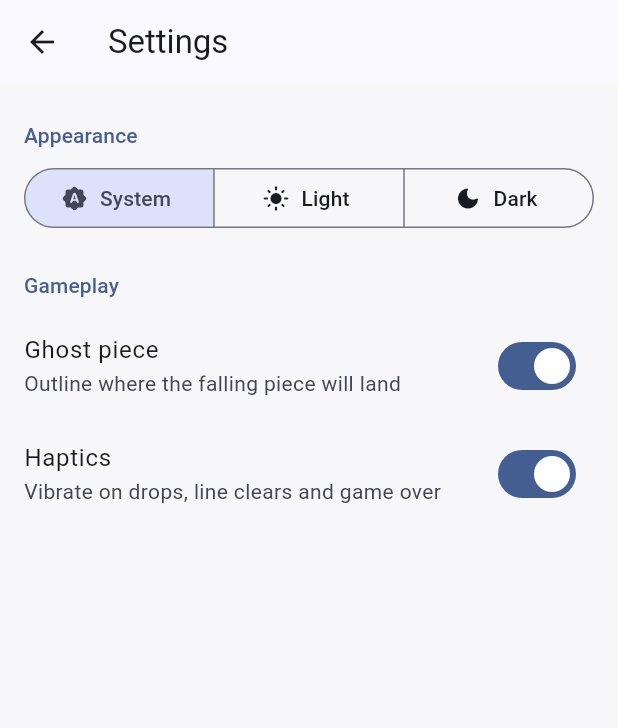
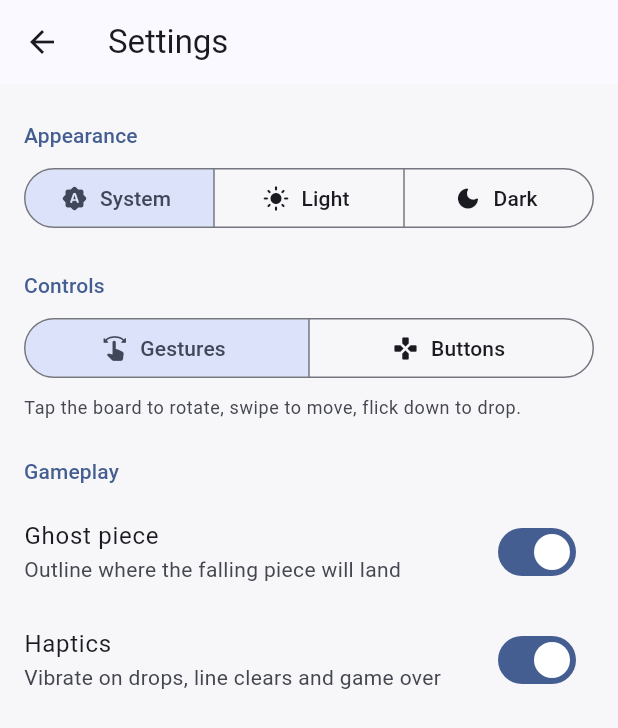
Before and after one commit to shelton15/tetris, a Flutter app: the screen it shows after launch, after a tap on the "settings" icon, on a phone screen of 412 x 824 dp. Shown: the top 728 px of the screen. Run offline on Flutter 3.47's test engine with Material 3 defaults, Android fonts, the phone set to English and light mode, and no system bars; our stand-ins replace cupertino_ui, material_ui, shared_preferences.

Commit message:
added option between controls or gestures for users

```diff
--- a/lib/game/model/piece.dart
+++ b/lib/game/model/piece.dart
@@ -33,9 +33,7 @@ enum PieceType {
     final states = <List<Cell>>[List.unmodifiable(type._spawnCells)];
     for (var r = 1; r < 4; r++) {
       final n = type.boxSize;
-      states.add(List.unmodifiable([
-        for (final c in states.last) (row: c.col, col: n - 1 - c.row),
-      ]));
+      states.add(List.unmodifiable([for (final c in states.last) (row: c.col, col: n - 1 - c.row)]));
     }
     return List.unmodifiable(states);
   }
@@ -55,12 +53,10 @@ class ActivePiece {
   final int rotation;
 
   /// Absolute board cells this piece covers.
-  Iterable<Cell> get cells =>
-      type.cells(rotation).map((c) => (row: row + c.row, col: col + c.col));
+  Iterable<Cell> get cells => type.cells(rotation).map((c) => (row: row + c.row, col: col + c.col));
 
   ActivePiece moved({int dRow = 0, int dCol = 0}) =>
       ActivePiece(type, row: row + dRow, col: col + dCol, rotation: rotation);
 
-  ActivePiece rotated() =>
-      ActivePiece(type, row: row, col: col, rotation: (rotation + 1) % 4);
+  ActivePiece rotated() => ActivePiece(type, row: row, col: col, rotation: (rotation + 1) % 4);
 }
--- a/lib/game/view/board_painter.dart
+++ b/lib/game/view/board_painter.dart
@@ -141,7 +141,8 @@ class BoardPainter extends CustomPainter {
 
   @override
   bool shouldRepaint(BoardPainter old) =>
-      !identical(old.state, state) || old.colors != colors ||
+      !identical(old.state, state) ||
+      old.colors != colors ||
       old.flashRows != flashRows ||
       old.showGhost != showGhost;
 }
--- a/lib/game/view/game_screen.dart
+++ b/lib/game/view/game_screen.dart
@@ -9,6 +9,7 @@ import '../view_model/settings_view_model.dart';
 import '../model/game.dart';
 import '../view_model/game_view_model.dart';
 import 'board_painter.dart';
+import 'control_pad.dart';
 import 'touch_controls.dart';
 
 /// The play screen: score bar, board, touch and keyboard input, the pause
@@ -25,11 +26,9 @@ class GameScreen extends StatefulWidget {
   State<GameScreen> createState() => _GameScreenState();
 }
 
-class _GameScreenState extends State<GameScreen>
-    with SingleTickerProviderStateMixin {
+class _GameScreenState extends State<GameScreen> with SingleTickerProviderStateMixin {
   late final GameViewModel _vm =
-      widget.viewModel ??
-      GameViewModel(hapticsEnabled: () => widget.settings.haptics);
+      widget.viewModel ?? GameViewModel(hapticsEnabled: () => widget.settings.haptics);
   late final AnimationController _flash = AnimationController(
     vsync: this,
     duration: const Duration(milliseconds: 280),
@@ -86,8 +85,7 @@ class _GameScreenState extends State<GameScreen>
       LogicalKeyboardKey.keyX when first => _vm.rotate,
       LogicalKeyboardKey.space when first => over ? _vm.restart : _vm.hardDrop,
       LogicalKeyboardKey.enter when first && over => _vm.restart,
-      LogicalKeyboardKey.keyP ||
-      LogicalKeyboardKey.escape when first => _vm.pause,
+      LogicalKeyboardKey.keyP || LogicalKeyboardKey.escape when first => _vm.pause,
       _ => null,
     };
     if (action == null) return KeyEventResult.ignored;
@@ -97,9 +95,7 @@ class _GameScreenState extends State<GameScreen>
 
   Future<void> _showPauseSheet() async {
     _sheetOpen = true;
-    final restart = await (_isApple
-        ? _showCupertinoPauseSheet()
-        : _showMaterialPauseSheet());
+    final restart = await (_isApple ? _showCupertinoPauseSheet() : _showMaterialPauseSheet());
     _sheetOpen = false;
     if (!mounted) return;
     restart == true ? _vm.restart() : _vm.resume();
@@ -112,11 +108,8 @@ class _GameScreenState extends State<GameScreen>
     final wasPlaying = _vm.state.status == GameStatus.playing;
     _sheetOpen = true;
     _vm.pause();
-    await Navigator.of(context).push(
-      MaterialPageRoute<void>(
-        builder: (_) => SettingsScreen(settings: widget.settings),
-      ),
-    );
+    await Navigator.of(context)
+        .push(MaterialPageRoute<void>(builder: (_) => SettingsScreen(settings: widget.settings)));
     _sheetOpen = false;
     if (!mounted) return;
     if (wasPlaying && _vm.state.status == GameStatus.paused) {
@@ -132,9 +125,7 @@ class _GameScreenState extends State<GameScreen>
       context: context,
       builder: (ctx) => CupertinoActionSheet(
         title: const Text('Paused'),
-        message: Text(
-          '${formatScore(s.score)} points · Best ${formatScore(_vm.highScore)}',
-        ),
+        message: Text('${formatScore(s.score)} points · Best ${formatScore(_vm.highScore)}'),
         actions: [
           CupertinoActionSheetAction(
             isDestructiveAction: true,
@@ -169,21 +160,14 @@ class _GameScreenState extends State<GameScreen>
                 const SizedBox(height: 4),
                 Text(
                   '${formatScore(s.score)} points · Best ${formatScore(_vm.highScore)}',
-                  style: theme.textTheme.bodyMedium?.copyWith(
-                    color: theme.colorScheme.onSurfaceVariant,
-                  ),
+                  style: theme.textTheme.bodyMedium?.copyWith(color: theme.colorScheme.onSurfaceVariant),
                 ),
                 const SizedBox(height: 24),
-                FilledButton(
-                  onPressed: () => Navigator.pop(ctx, false),
-                  child: const Text('Resume'),
-                ),
+                FilledButton(onPressed: () => Navigator.pop(ctx, false), child: const Text('Resume')),
                 // Restart sits apart from Resume so it is never hit by accident.
                 const SizedBox(height: 32),
                 TextButton(
-                  style: TextButton.styleFrom(
-                    foregroundColor: theme.colorScheme.error,
-                  ),
+                  style: TextButton.styleFrom(foregroundColor: theme.colorScheme.error),
                   onPressed: () => Navigator.pop(ctx, true),
                   child: const Text('Restart game'),
                 ),
@@ -208,6 +192,7 @@ class _GameScreenState extends State<GameScreen>
             listenable: Listenable.merge([_vm, widget.settings]),
             builder: (context, _) {
               final state = _vm.state;
+              final buttons = widget.settings.controls == ControlScheme.buttons;
               return Column(
                 children: [
                   Padding(
@@ -229,6 +214,7 @@ class _GameScreenState extends State<GameScreen>
                             )
                             .floorToDouble();
                         return TouchControls(
+                          enabled: !buttons,
                           viewModel: _vm,
                           cellSize: cell,
                           child: Center(
@@ -240,7 +226,9 @@ class _GameScreenState extends State<GameScreen>
                                 children: [
                                   Semantics(
                                     label: 'Board',
-                                    hint: 'Tap to rotate. Swipe sideways to move. Swipe down to drop.',
+                                    hint: buttons
+                                        ? null
+                                        : 'Tap to rotate. Swipe sideways to move. Swipe down to drop.',
                                     child: CustomPaint(
                                       painter: BoardPainter(
                                         state: state,
@@ -252,8 +240,7 @@ class _GameScreenState extends State<GameScreen>
                                     ),
                                   ),
                                   AnimatedSwitcher(
-                                    duration:
-                                        MediaQuery.disableAnimationsOf(context)
+                                    duration: MediaQuery.disableAnimationsOf(context)
                                         ? Duration.zero
                                         : const Duration(milliseconds: 220),
                                     child: state.status == GameStatus.over
@@ -274,6 +261,7 @@ class _GameScreenState extends State<GameScreen>
                       },
                     ),
                   ),
+                  if (buttons) ControlPad(viewModel: _vm, isApple: _isApple),
                 ],
               );
             },
@@ -285,15 +273,12 @@ class _GameScreenState extends State<GameScreen>
 }
 
 /// 12480 → "12,480".
-String formatScore(int value) => value.toString().replaceAllMapped(
-  RegExp(r'\B(?=(\d{3})+(?!\d))'),
-  (_) => ',',
-);
+String formatScore(int value) =>
+    value.toString().replaceAllMapped(RegExp(r'\B(?=(\d{3})+(?!\d))'), (_) => ',');
 
 const _tabular = [FontFeature.tabularFigures()];
 
-String _progressLine(GameState s) =>
-    'Level ${s.level} · ${s.lines} ${s.lines == 1 ? 'line' : 'lines'}';
+String _progressLine(GameState s) => 'Level ${s.level} · ${s.lines} ${s.lines == 1 ? 'line' : 'lines'}';
 
 class _ScoreBar extends StatelessWidget {
   const _ScoreBar({
@@ -341,20 +326,14 @@ class _ScoreBar extends StatelessWidget {
         ),
         Semantics(
           label: 'Next piece',
-          child: SizedBox(
-            width: 56,
-            height: 28,
-            child: CustomPaint(painter: NextPiecePainter(state.next)),
-          ),
+          child: SizedBox(width: 56, height: 28, child: CustomPaint(painter: NextPiecePainter(state.next))),
         ),
         const SizedBox(width: 4),
         IconButton(
           tooltip: 'Settings',
           iconSize: 26,
           onPressed: onSettings,
-          icon: Icon(
-            isApple ? CupertinoIcons.gear_alt_fill : Icons.settings_rounded,
-          ),
+          icon: Icon(isApple ? CupertinoIcons.gear_alt_fill : Icons.settings_rounded),
         ),
         IconButton(
           tooltip: 'Pause',
@@ -386,10 +365,7 @@ class _GameOver extends StatelessWidget {
   Widget build(BuildContext context) {
     final theme = Theme.of(context);
     final button = isApple
-        ? CupertinoButton.filled(
-            onPressed: onRestart,
-            child: const Text('Play Again'),
-          )
+        ? CupertinoButton.filled(onPressed: onRestart, child: const Text('Play Again'))
         : FilledButton(onPressed: onRestart, child: const Text('Play again'));
     return DecoratedBox(
       decoration: BoxDecoration(
@@ -400,12 +376,7 @@ class _GameOver extends StatelessWidget {
         child: Column(
           mainAxisSize: MainAxisSize.min,
           children: [
-            Text(
-              'Game over',
-              style: theme.textTheme.titleLarge?.copyWith(
-                fontWeight: FontWeight.w600,
-              ),
-            ),
+            Text('Game over', style: theme.textTheme.titleLarge?.copyWith(fontWeight: FontWeight.w600)),
             const SizedBox(height: 8),
             Text(
               formatScore(state.score),
@@ -417,19 +388,13 @@ class _GameOver extends StatelessWidget {
             ),
             Text(
               _progressLine(state),
-              style: theme.textTheme.bodyMedium?.copyWith(
-                color: theme.colorScheme.onSurfaceVariant,
-              ),
+              style: theme.textTheme.bodyMedium?.copyWith(color: theme.colorScheme.onSurfaceVariant),
             ),
             const SizedBox(height: 12),
             Text(
-              isNewHighScore
-                  ? 'New best score'
-                  : 'Best ${formatScore(highScore)}',
+              isNewHighScore ? 'New best score' : 'Best ${formatScore(highScore)}',
               style: theme.textTheme.titleSmall?.copyWith(
-                color: isNewHighScore
-                    ? theme.colorScheme.primary
-                    : theme.colorScheme.onSurfaceVariant,
+                color: isNewHighScore ? theme.colorScheme.primary : theme.colorScheme.onSurfaceVariant,
                 fontWeight: FontWeight.w600,
                 fontFeatures: _tabular,
               ),
--- a/lib/game/view_model/settings_view_model.dart
+++ b/lib/game/view_model/settings_view_model.dart
@@ -1,5 +1,15 @@
 import 'package:material_ui/material_ui.dart';
 import 'package:shared_preferences/shared_preferences.dart';
+
+/// How the player steers pieces on a touch screen. The keyboard works in
+/// both modes.
+enum ControlScheme {
+  /// Tap to rotate, swipe to move, flick down to drop.
+  gestures,
+
+  /// An on-screen button pad below the board.
+  buttons,
+}
 
 /// Player preferences, persisted on the device. Every change is saved
 /// immediately and broadcast to listeners (the app theme, the board, the
@@ -10,6 +20,7 @@ class SettingsViewModel extends ChangeNotifier {
     this._themeMode = ThemeMode.system,
     this._showGhost = true,
     this._haptics = true,
+    this._controls = ControlScheme.gestures,
     this._prefs,
   });
 
@@ -22,6 +33,10 @@ class SettingsViewModel extends ChangeNotifier {
       themeMode: ThemeMode.values.firstWhere((m) => m.name == mode, orElse: () => ThemeMode.system),
       showGhost: prefs.getBool(_ghostKey) ?? true,
       haptics: prefs.getBool(_hapticsKey) ?? true,
+      controls: ControlScheme.values.firstWhere(
+        (c) => c.name == prefs.getString(_controlsKey),
+        orElse: () => ControlScheme.gestures,
+      ),
       prefs: prefs,
     );
   }
@@ -29,15 +44,18 @@ class SettingsViewModel extends ChangeNotifier {
   static const _themeKey = 'theme_mode';
   static const _ghostKey = 'show_ghost';
   static const _hapticsKey = 'haptics';
+  static const _controlsKey = 'controls';
 
   final SharedPreferences? _prefs;
   ThemeMode _themeMode;
   bool _showGhost;
   bool _haptics;
+  ControlScheme _controls;
 
   ThemeMode get themeMode => _themeMode;
   bool get showGhost => _showGhost;
   bool get haptics => _haptics;
+  ControlScheme get controls => _controls;
 
   set themeMode(ThemeMode value) {
     if (value == _themeMode) return;
@@ -59,4 +77,11 @@ class SettingsViewModel extends ChangeNotifier {
     _prefs?.setBool(_hapticsKey, value);
     notifyListeners();
   }
+
+  set controls(ControlScheme value) {
+    if (value == _controls) return;
+    _controls = value;
+    _prefs?.setString(_controlsKey, value.name);
+    notifyListeners();
+  }
 }
--- a/lib/settings/settings_screen.dart
+++ b/lib/settings/settings_screen.dart
@@ -29,6 +29,20 @@ class SettingsScreen extends StatelessWidget {
     ThemeMode.dark: Icons.dark_mode_rounded,
   };
 
+  static const _controlLabels = {ControlScheme.gestures: 'Gestures', ControlScheme.buttons: 'Buttons'};
+  static const _controlIconsApple = {
+    ControlScheme.gestures: CupertinoIcons.hand_draw_fill,
+    ControlScheme.buttons: CupertinoIcons.game_controller_solid,
+  };
+  static const _controlIconsMaterial = {
+    ControlScheme.gestures: Icons.swipe_rounded,
+    ControlScheme.buttons: Icons.gamepad_rounded,
+  };
+  static const _controlHints = {
+    ControlScheme.gestures: 'Tap the board to rotate, swipe to move, flick down to drop.',
+    ControlScheme.buttons: 'Buttons below the board move, drop and rotate. Hold an arrow to repeat.',
+  };
+
   static const _ghostHint = 'Outline where the falling piece will land';
   static const _hapticsHint = 'Vibrate on drops, line clears and game over';
 
@@ -40,8 +54,7 @@ class SettingsScreen extends StatelessWidget {
     };
     return ListenableBuilder(
       listenable: settings,
-      builder: (context, _) =>
-          isApple ? _buildCupertino(context) : _buildMaterial(context),
+      builder: (context, _) => isApple ? _buildCupertino(context) : _buildMaterial(context),
     );
   }
 
@@ -59,35 +72,26 @@ class SettingsScreen extends StatelessWidget {
               CupertinoListSection.insetGrouped(
                 header: const Text('Appearance'),
                 children: [
-                  Padding(
-                    padding: const EdgeInsets.all(12),
-                    child: SizedBox(
-                      width: double.infinity,
-                      child: CupertinoSlidingSegmentedControl<ThemeMode>(
-                        groupValue: settings.themeMode,
-                        onValueChanged: (mode) {
-                          if (mode != null) settings.themeMode = mode;
-                        },
-                        children: {
-                          for (final e in _themeLabels.entries)
-                            e.key: Padding(
-                              padding: const EdgeInsets.symmetric(vertical: 6),
-                              // Shrinks rather than clipping at large text sizes.
-                              child: FittedBox(
-                                fit: BoxFit.scaleDown,
-                                child: Row(
-                                  mainAxisSize: MainAxisSize.min,
-                                  children: [
-                                    Icon(_themeIconsApple[e.key], size: 17),
-                                    const SizedBox(width: 6),
-                                    Text(e.value),
-                                  ],
-                                ),
-                              ),
-                            ),
-                        },
-                      ),
-                    ),
+                  _cupertinoSegments(
+                    value: settings.themeMode,
+                    labels: _themeLabels,
+                    icons: _themeIconsApple,
+                    onChanged: (mode) => settings.themeMode = mode,
+                  ),
+                ],
+              ),
+              CupertinoListSection.insetGrouped(
+                header: const Text('Controls'),
+                footer: Text(
+                  _controlHints[settings.controls]!,
+                  style: TextStyle(fontSize: 13, color: CupertinoColors.secondaryLabel.resolveFrom(context)),
+                ),
+                children: [
+                  _cupertinoSegments(
+                    value: settings.controls,
+                    labels: _controlLabels,
+                    icons: _controlIconsApple,
+                    onChanged: (c) => settings.controls = c,
                   ),
                 ],
               ),
@@ -119,16 +123,47 @@ class SettingsScreen extends StatelessWidget {
     );
   }
 
+  /// A full-width sliding segmented control whose segments pair an icon
+  /// with a label.
+  Widget _cupertinoSegments<T extends Object>({
+    required T value,
+    required Map<T, String> labels,
+    required Map<T, IconData> icons,
+    required ValueChanged<T> onChanged,
+  }) {
+    return Padding(
+      padding: const EdgeInsets.all(12),
+      child: SizedBox(
+        width: double.infinity,
+        child: CupertinoSlidingSegmentedControl<T>(
+          groupValue: value,
+          onValueChanged: (v) {
+            if (v != null) onChanged(v);
+          },
+          children: {
+            for (final e in labels.entries)
+              e.key: Padding(
+                padding: const EdgeInsets.symmetric(vertical: 6),
+                // Shrinks rather than clipping at large text sizes.
+                child: FittedBox(
+                  fit: BoxFit.scaleDown,
+                  child: Row(
+                    mainAxisSize: MainAxisSize.min,
+                    children: [Icon(icons[e.key], size: 17), const SizedBox(width: 6), Text(e.value)],
+                  ),
+                ),
+              ),
+          },
+        ),
+      ),
+    );
+  }
+
   Widget _buildMaterial(BuildContext context) {
     final theme = Theme.of(context);
     Widget header(String text) => Padding(
       padding: const EdgeInsets.fromLTRB(16, 24, 16, 8),
-      child: Text(
-        text,
-        style: theme.textTheme.titleSmall?.copyWith(
-          color: theme.colorScheme.primary,
-        ),
-      ),
+      child: Text(text, style: theme.textTheme.titleSmall?.copyWith(color: theme.colorScheme.primary)),
     );
     return Scaffold(
       appBar: AppBar(title: const Text('Settings')),
@@ -152,6 +187,26 @@ class SettingsScreen extends StatelessWidget {
               ],
             ),
           ),
+          header('Controls'),
+          Padding(
+            padding: const EdgeInsets.symmetric(horizontal: 16),
+            child: SegmentedButton<ControlScheme>(
+              showSelectedIcon: false,
+              selected: {settings.controls},
+              onSelectionChanged: (s) => settings.controls = s.single,
+              segments: [
+                for (final e in _controlLabels.entries)
+                  ButtonSegment(value: e.key, icon: Icon(_controlIconsMaterial[e.key]), label: Text(e.value)),
+              ],
+            ),
+          ),
+          Padding(
+            padding: const EdgeInsets.fromLTRB(16, 8, 16, 0),
+            child: Text(
+              _controlHints[settings.controls]!,
+              style: theme.textTheme.bodySmall?.copyWith(color: theme.colorScheme.onSurfaceVariant),
+            ),
+          ),
           header('Gameplay'),
           SwitchListTile(
             title: const Text('Ghost piece'),
```
Also changed, not shown: lib/game/model/board.dart (+5 -10 lines), lib/game/model/game.dart (+9 -16 lines), lib/game/view/control_pad.dart (added, +158 -0 lines), lib/game/view/touch_controls.dart (+13 -4 lines), lib/game/view_model/game_view_model.dart (+4 -8 lines), lib/main.dart (+2 -7 lines), 4 other files.
